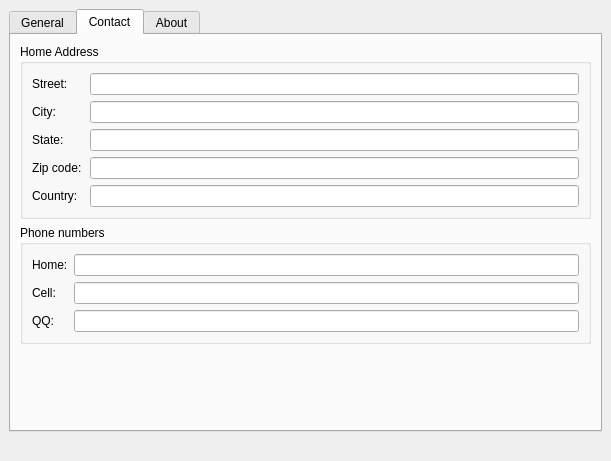
Qt form protocols/qq/ui/qqvcard.ui (KDE/kopete) before a commit.
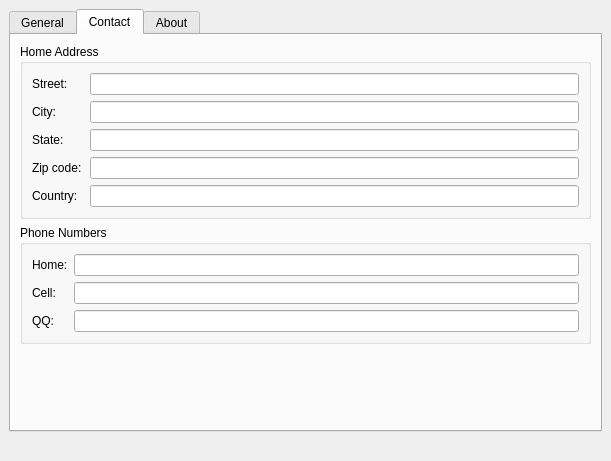
The same form after that commit. The open tabs and pages were chosen to show the change.

What changed in the file:
```diff
--- a/protocols/qq/ui/qqvcard.ui
+++ b/protocols/qq/ui/qqvcard.ui
@@ -418,7 +418,7 @@
        <item>
         <widget class="QGroupBox" name="groupBox" >
          <property name="title" >
-          <string>Phone numbers</string>
+          <string>Phone Numbers</string>
          </property>
          <layout class="QVBoxLayout" >
           <property name="spacing" >
```
